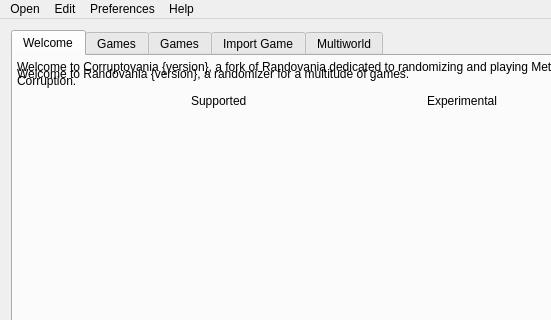
Old version of the form randovania/gui/ui_files/main_window.ui in the repository Schwork-Corruption/corruptovania; both pictures show x 0 to 551 and y 0 to 320 of the 688 by 582 pixel window.
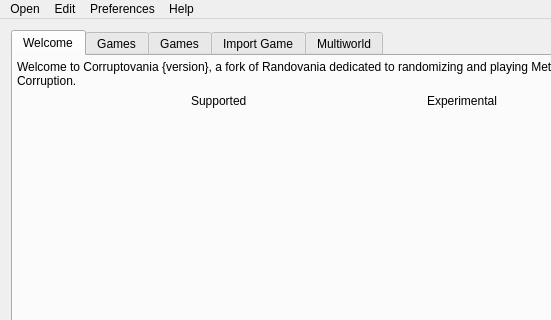
New version of the form. Custom widgets are drawn as their Qt base class.

The edit to the form file:
```diff
--- a/randovania/gui/ui_files/main_window.ui
+++ b/randovania/gui/ui_files/main_window.ui
@@ -164,34 +164,6 @@
           </item>
          </layout>
         </item>
-        <item row="0" column="0" colspan="3">
-         <widget class="QLabel" name="intro_label">
-          <property name="text">
-           <string>Welcome to Randovania {version}, a randomizer for a multitude of games.</string>
-          </property>
-          <property name="textFormat">
-           <enum>Qt::MarkdownText</enum>
-          </property>
-          <property name="scaledContents">
-           <bool>false</bool>
-          </property>
-          <property name="alignment">
-           <set>Qt::AlignLeading|Qt::AlignLeft|Qt::AlignVCenter</set>
-          </property>
-          <property name="wordWrap">
-           <bool>true</bool>
-          </property>
-          <property name="margin">
-           <number>7</number>
-          </property>
-          <property name="indent">
-           <number>-1</number>
-          </property>
-          <property name="openExternalLinks">
-           <bool>false</bool>
-          </property>
-         </widget>
-        </item>
         <item row="4" column="1">
          <widget class="QPushButton" name="intro_play_solo_button">
           <property name="font">
```
